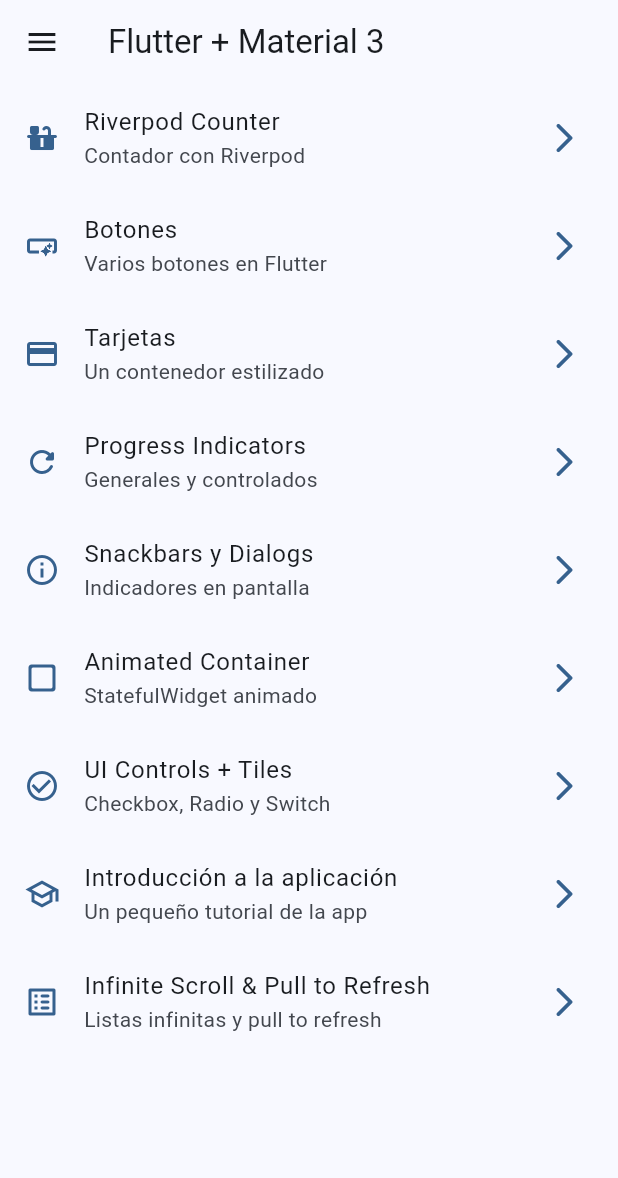
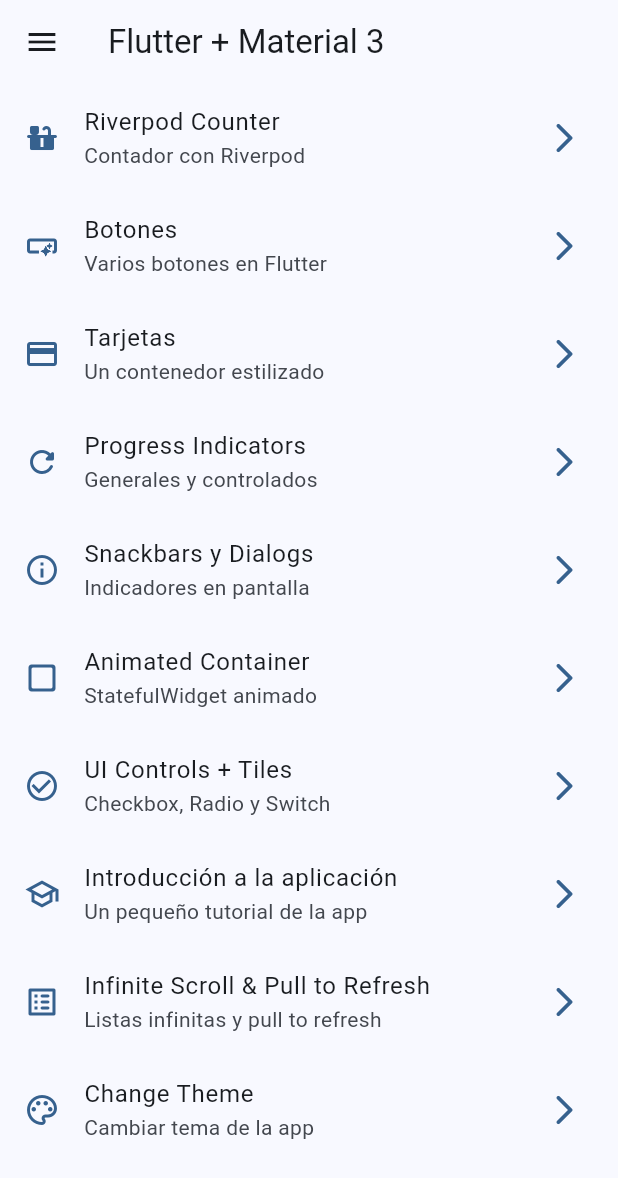
Before and after one commit to tamagoman/flutter-widget_app, a Flutter app: the screen it shows after launch, on a phone screen of 412 x 824 dp. Shown: the top 1178 px of the screen. Run offline on Flutter 3.47's test engine with Material 3 defaults, Android fonts, the phone set to English and light mode, and no system bars; our stand-ins replace animate_do, flutter_riverpod, go_router.

Commit message:
Enable the complete theme changer with riverpod, include dark/light mode

```diff
--- a/lib/config/menu/menu_items.dart
+++ b/lib/config/menu/menu_items.dart
@@ -76,10 +76,10 @@ final appMenuItems = <MenuItem>[
     link: '/infinite',
     icon: Icons.list_alt_rounded
   ),
-  // MenuItem(
-  //   title: 'Change Theme',
-  //   subTitle: 'Cambiar tema de la app',
-  //   link: '/theme-changer',
-  //   icon: Icons.color_lens_outlined
-  // ),
+  MenuItem(
+    title: 'Change Theme',
+    subTitle: 'Cambiar tema de la app',
+    link: '/theme-changer',
+    icon: Icons.color_lens_outlined
+  ),
 ];
--- a/lib/config/router/app_router.dart
+++ b/lib/config/router/app_router.dart
@@ -64,6 +64,12 @@ final appRouter = GoRouter(
       name: CounterScreen.name,
       path: '/counter-riverpod',
       builder: (context, state) => const CounterScreen(),
+    ),
+
+    GoRoute(
+      name: ThemeChangerScreen.name,
+      path: '/theme-changer',
+      builder: (context, state) => const ThemeChangerScreen(),
     )
   ],
 );
--- a/lib/config/theme/app_theme.dart
+++ b/lib/config/theme/app_theme.dart
@@ -14,9 +14,11 @@ const colorList = <Color>[
 
 class AppTheme {
   final int selectedColor;
+  final bool isDarkMode;
 
   AppTheme({
     this.selectedColor = 0,
+    this.isDarkMode = false
   }): assert(selectedColor >= 0, 'Selected color must be greater than or equal to 0'),
       assert(selectedColor < colorList.length,
         'Selected color must be less or equal to ${colorList.length - 1}');
@@ -25,6 +27,7 @@ class AppTheme {
   ThemeData getTheme() => ThemeData(
     // primarySwatch: createMaterialColor(colorList[selectedColor]),
     useMaterial3: true,
+    brightness: isDarkMode ? Brightness.dark : Brightness.light,
     // colorScheme: ColorScheme.fromSeed(seedColor: colorList[selectedColor]),
     colorSchemeSeed: colorList[selectedColor],
   );
--- a/lib/main.dart
+++ b/lib/main.dart
@@ -2,6 +2,7 @@ import 'package:flutter/material.dart';
 import 'package:flutter_riverpod/flutter_riverpod.dart';
 import 'package:widgets_app/config/router/app_router.dart';
 import 'package:widgets_app/config/theme/app_theme.dart';
+import 'package:widgets_app/presentation/providers/theme_provider.dart';
 
 void main() {
   runApp(
@@ -11,16 +12,19 @@ void main() {
   );
 }
 
-class MainApp extends StatelessWidget {
+class MainApp extends ConsumerWidget {
   const MainApp({super.key});
 
   @override
-  Widget build(BuildContext context) {
+  Widget build(BuildContext context, WidgetRef ref) {
+    final isDarkMode = ref.watch(isDarkModeProvider);
+    final selectedColor = ref.watch(selectedIndexColorProvider);
+
     return MaterialApp.router(
       title: 'Flutter Widgets',
       routerConfig: appRouter,
       debugShowCheckedModeBanner: false,
-      theme: AppTheme(selectedColor: 0).getTheme(),
+      theme: AppTheme(selectedColor: selectedColor, isDarkMode: isDarkMode).getTheme(),
 
     );
   }
--- a/lib/presentation/providers/theme_provider.dart
+++ b/lib/presentation/providers/theme_provider.dart
@@ -1,5 +1,13 @@
 
 
 import 'package:flutter_riverpod/flutter_riverpod.dart';
+import 'package:widgets_app/config/theme/app_theme.dart';
 
+//Color list immutable
+final colorListProvider = Provider((ref)=> colorList);
+
+//Only a boolean
 final isDarkModeProvider = StateProvider<bool>((ref) => false);
+
+// simple int
+final selectedIndexColorProvider = StateProvider<int>((ref) => 0);
--- a/lib/presentation/screens/screens.dart
+++ b/lib/presentation/screens/screens.dart
@@ -1,3 +1,4 @@
+
 
 export 'package:flutter/material.dart';
 export 'package:widgets_app/presentation/screens/animated/animated_screen.dart';
@@ -9,3 +10,5 @@ export 'package:widgets_app/presentation/screens/infinite_scroll/infinite_scroll
 export 'package:widgets_app/presentation/screens/progress/progress_screen.dart';
 export 'package:widgets_app/presentation/screens/ui_controls/ui_controls_screen.dart';
 export 'package:widgets_app/presentation/screens/counter/counter_screen.dart';
+export 'package:widgets_app/presentation/screens/snackbar/snackbar_screen.dart';
+export 'package:widgets_app/presentation/screens/theme_changer/theme_changer_screen.dart';
```
Also changed, not shown: lib/presentation/screens/theme_changer/theme_changer_screen.dart (added, +63 -0 lines).
